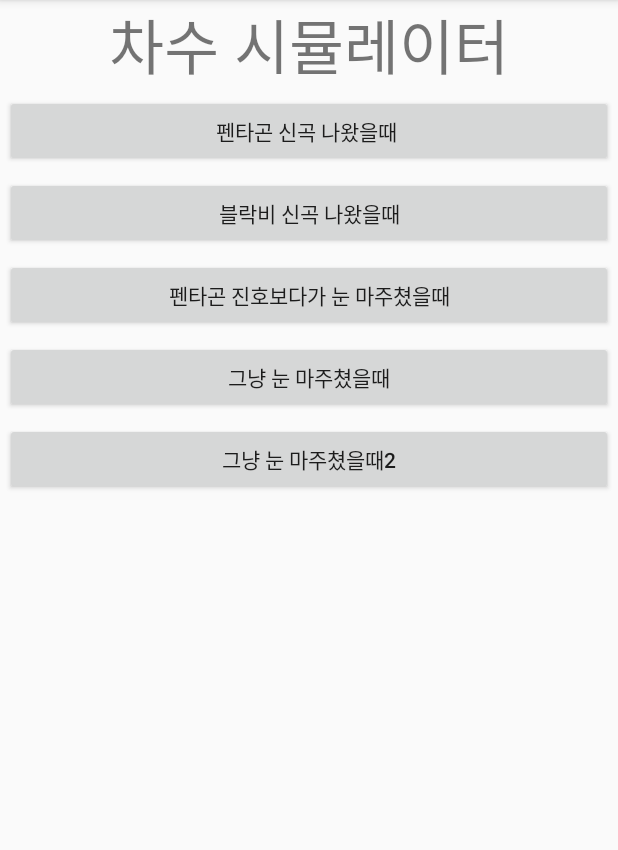
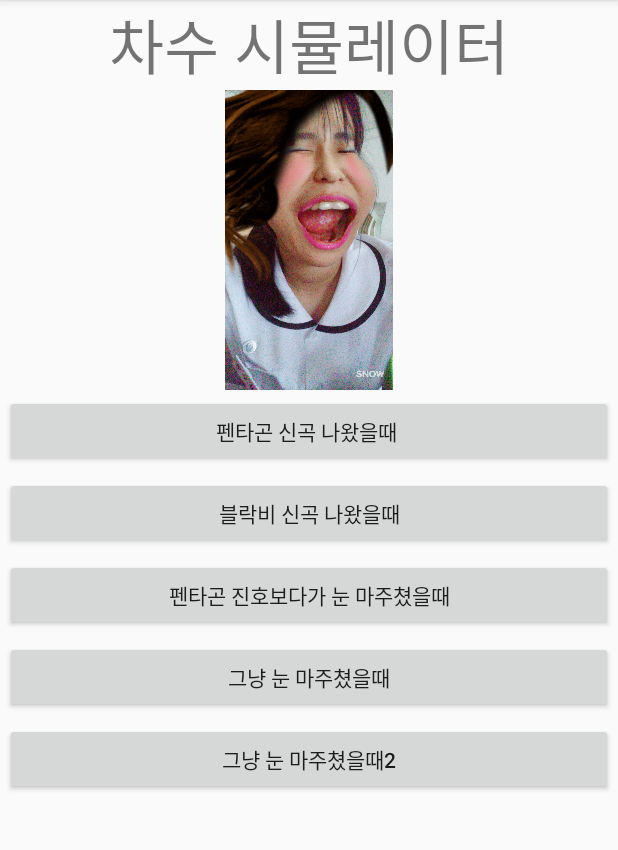
Before and after one commit to wkddbwls145/friend-simulator, an Android app: the screen it shows after launch (MainActivity), on a phone screen of 412 x 824 dp, the part 84-934 px from its top. Run offline under Robolectric (Android 15) with nearby library versions, the phone set to English and light mode, and no system bars.

Commit message:
#12 평소 사태(일껄?)이미지 놓고 참조 만들기

```diff
--- a/app/src/main/java/kr/hs/emirim/wkddbwls145/chasooyeon/MainActivity.java
+++ b/app/src/main/java/kr/hs/emirim/wkddbwls145/chasooyeon/MainActivity.java
@@ -4,15 +4,18 @@ import android.os.Bundle;
 import android.support.v7.app.AppCompatActivity;
 import android.util.Log;
 import android.view.View;
+import android.widget.ImageView;
 import android.widget.Toast;
 
 public class MainActivity extends AppCompatActivity {
     public final static String TAG= "차수연 : Main";
+    private ImageView mImageViewFriendVisual;
     @Override
     protected void onCreate(Bundle savedInstanceState) {
         super.onCreate(savedInstanceState);
         Log.d(TAG, "onCreate 메소드 호출~");
         setContentView(R.layout.activity_main);
+        mImageViewFriendVisual = (ImageView) findViewById(R.id.friend_Visual);
         Log.d(TAG, "activity_main 레이아웃 세팅~");
     }
     void onclick(View view){
--- a/app/src/main/res/layout/activity_main.xml
+++ b/app/src/main/res/layout/activity_main.xml
@@ -16,6 +16,12 @@
         android:gravity="center"
         android:text="차수 시뮬레이터" />
 
+        <ImageView
+            android:id="@+id/friend_Visual"
+            android:layout_gravity="center"
+            android:src="@drawable/17886808_1865844340350603_1984350496_o"
+            android:layout_width="200dp"
+            android:layout_height="200dp" />
     <Button
         android:id="@+id/button1"
         android:layout_width="match_parent"
```
